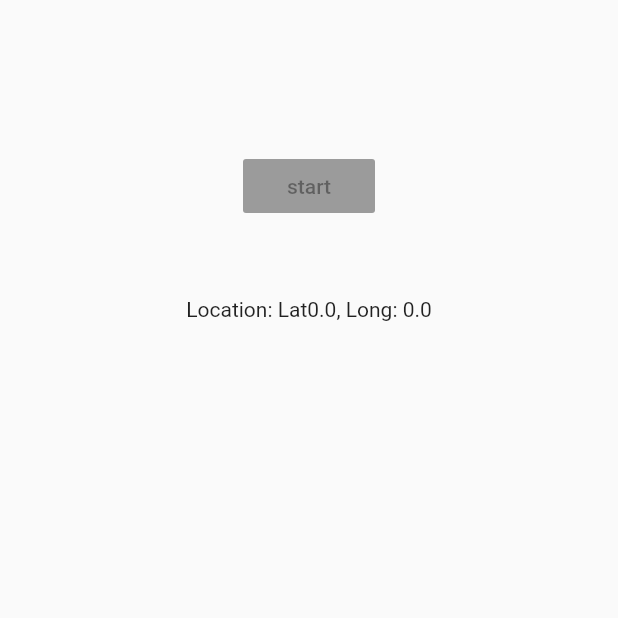
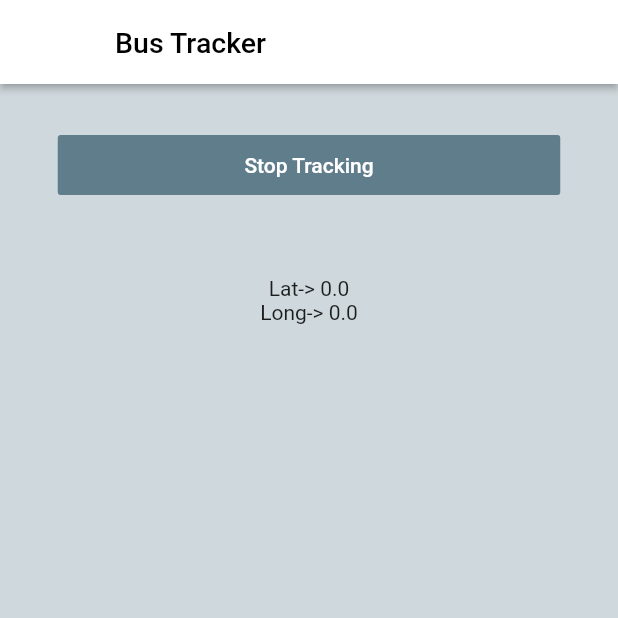
Before and after one commit to yashjain771/BusTracking-Driver-side-code-, a Flutter app: the TrackingMap screen opened directly, on a phone screen of 412 x 824 dp, the top half of it. Run offline on Flutter 3.47's test engine with Material 2 defaults, Android fonts, the phone set to English and light mode, and no system bars; our stand-ins replace cloud_firestore, firebase_auth, flutter_spinkit, location; missing offline and left inert: dart:ffi; accounts and stored records are empty.

Commit message:
With UI v1

```diff
--- a/lib/main.dart
+++ b/lib/main.dart
@@ -1,4 +1,5 @@
 import 'package:bus_tracking_system/screens/firstpage.dart';
+import 'package:bus_tracking_system/screens/wrapper.dart';
 import 'package:bus_tracking_system/services/auth.dart';
 import 'package:flutter/material.dart';
 import 'package:provider/provider.dart';
@@ -14,7 +15,7 @@ class MyApp extends StatelessWidget {
     return StreamProvider.value(
       value: AuthService().user,
       child: MaterialApp(
-        home: FirstPage(),
+        home: Wrapper(),
       ),
     );
   }
--- a/lib/screens/firstpage.dart
+++ b/lib/screens/firstpage.dart
@@ -9,13 +9,13 @@ class FirstPage extends StatefulWidget {
 class _Page extends State<FirstPage> {
   Widget build(BuildContext context) {
     return Scaffold(
-        backgroundColor: Colors.purple[100],
+        backgroundColor: Colors.yellow[500],
         appBar: AppBar(
           title: Text(
             'Bus Tracker',
-            style: TextStyle(color: Colors.white, fontSize: 20),
+            style: TextStyle(color: Colors.black, fontSize: 20),
           ),
-          backgroundColor: Colors.deepPurple[900],
+          backgroundColor: Colors.white,
         ),
         body: Container(
           child: Column(
--- a/lib/screens/home/home.dart
+++ b/lib/screens/home/home.dart
@@ -9,10 +9,10 @@ class Home extends StatelessWidget {
   @override
   Widget build(BuildContext context) {
     return Scaffold(
-      backgroundColor: Colors.purple[100],
+      backgroundColor: Colors.blueGrey[100],
       appBar: AppBar(
-        title: Text('Bus Tracker'),
-        backgroundColor: Colors.orange[300],
+        title: Text('   Bus Tracker',style: TextStyle(color: Colors.black, fontSize: 19),),
+        backgroundColor: Colors.white,
         elevation: 0.0,
         actions: <Widget>[
           FlatButton.icon(
--- a/lib/screens/home/tracking.dart
+++ b/lib/screens/home/tracking.dart
@@ -10,22 +10,44 @@ class TrackingMap extends StatelessWidget {
     var userLocation = Provider.of<UserLocation>(context);
 
     return Scaffold(
+      backgroundColor: Colors.blueGrey[100],
+      appBar: AppBar(
+        title: Text(
+          ' Bus Tracker',
+          style: TextStyle(color: Colors.black, fontSize: 19),
+        ),
+        backgroundColor: Colors.white,
+        elevation: 2.0,
+      ),
       body: Center(
         child: Column(
-          children: [
+          children: <Widget>[
             SizedBox(
-              height: 100.0,
+              height: 30.0,
             ),
-            RaisedButton(
-              onPressed: null,
-              child: Text("start"),
-              color: Colors.amber,
+            FlatButton(
+              height: 40.0,
+              minWidth: 335.0,
+              color: Colors.blueGrey[500],
+              child: Text(
+                '     Stop Tracking     ',
+                style: TextStyle(color: Colors.white),
+              ),
+              onPressed: (){
+                print("pressed stop");
+              },
             ),
             SizedBox(
               height: 50.0,
             ),
-            Text(
-                'Location: Lat${userLocation?.latitude}, Long: ${userLocation?.longitude}'),
+            Text('Lat-> ${userLocation?.latitude}'),
+            Text('Long-> ${userLocation?.longitude}'),
+            SizedBox(
+              height: 100.0,
+            ),
+            SizedBox(
+              height: 50.0,
+            ),
           ],
         ),
       ),
```
Also changed, not shown: lib/screens/home/homeform.dart (+4 -4 lines).
